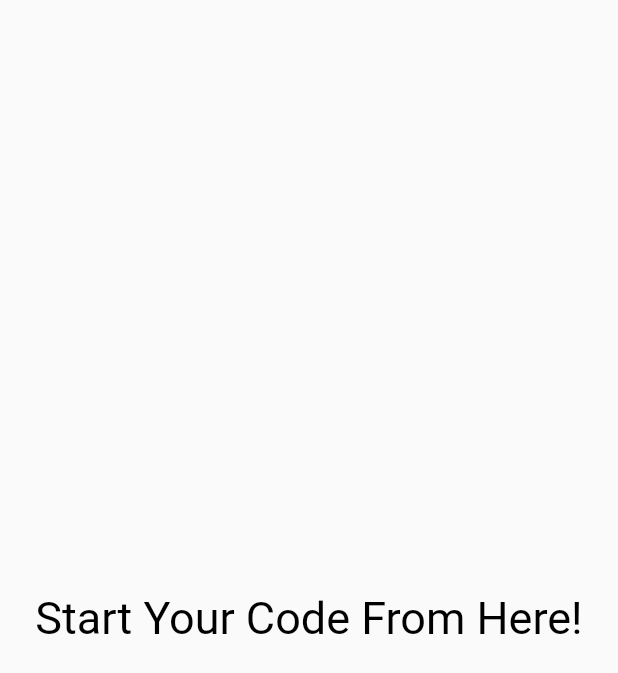
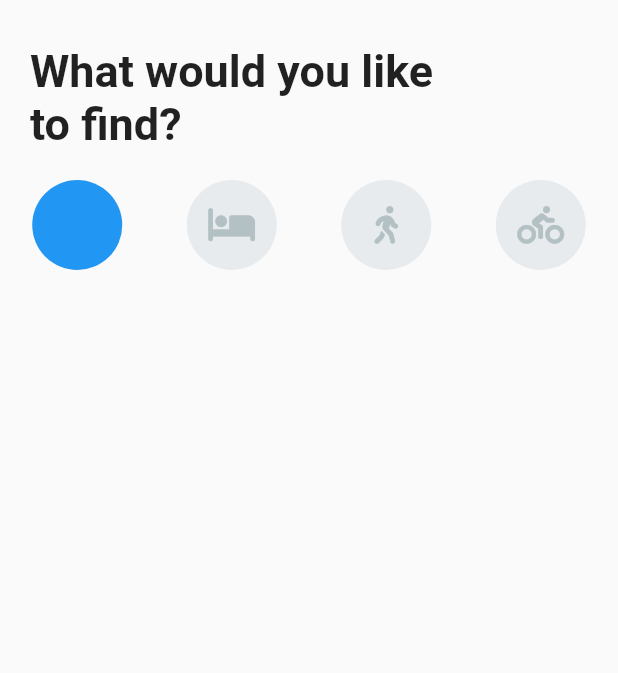
Before and after one commit to OmkarMGhanekar/Splash-Screen-Flutter, a Flutter app: the screen it shows after launch, on a phone screen of 412 x 824 dp. Shown: the top 673 px of the screen. Run offline on Flutter 3.47's test engine with Material 2 defaults, Android fonts, the phone set to English and light mode, and no system bars; our stand-ins replace font_awesome_flutter.

Commit message:
Add files via upload

```diff
--- a/lib/second_screen.dart
+++ b/lib/second_screen.dart
@@ -1,15 +1,79 @@
 import 'package:flutter/material.dart';
+import 'package:font_awesome_flutter/font_awesome_flutter.dart';
 
-class SecondScreen extends StatelessWidget {
+class SecondScreen extends StatefulWidget {
+  @override
+  _SecondScreenState createState() => _SecondScreenState();
+}
+
+class _SecondScreenState extends State<SecondScreen> {
+  int _selectedIndex = 0;
+  List<IconData> _icons = [
+    FontAwesomeIcons.plane,
+    FontAwesomeIcons.bed,
+    FontAwesomeIcons.walking,
+    FontAwesomeIcons.biking,
+  ];
+
+  Widget _buildIcon(int index) {
+    return GestureDetector(
+      onTap: () {
+        setState(() {
+          _selectedIndex = index;
+        });
+        print(_selectedIndex);
+      },
+      child: Container(
+        height: 60.0,
+        width: 60.0,
+        decoration: BoxDecoration(
+          color: _selectedIndex == index
+              ? Theme.of(context).accentColor
+              : Color(0xFFE7EBEE),
+          borderRadius: BorderRadius.circular(30.0),
+        ),
+        child: Icon(
+          _icons[index],
+          size: 25.0,
+          color: _selectedIndex == index
+              ? Theme.of(context).primaryColor
+              : Color(0xFFB4C1C4),
+        ),
+      ),
+    );
+  }
+
   @override
   Widget build(BuildContext context) {
     return Scaffold(
-      body: Center(
-        child: Container(
-          child: Text(
-            "Start Your Code From Here!",
-            style: TextStyle(color: Colors.black, fontSize: 30),
-          ),
+      body: SafeArea(
+        child: ListView(
+          padding: EdgeInsets.symmetric(vertical: 30.0),
+          children: <Widget>[
+            Padding(
+              padding: EdgeInsets.only(left: 20.0, right: 120.0),
+              child: Text(
+                "What would you like to find?",
+                style: TextStyle(
+                  fontSize: 30.0,
+                  fontWeight: FontWeight.bold,
+                ),
+              ),
+            ),
+            SizedBox(
+              height: 20.0,
+            ),
+            Row(
+              mainAxisAlignment: MainAxisAlignment.spaceAround,
+              children: _icons
+                  .asMap()
+                  .entries
+                  .map(
+                    (MapEntry map) => _buildIcon(map.key),
+                  )
+                  .toList(),
+            ),
+          ],
         ),
       ),
     );
```
